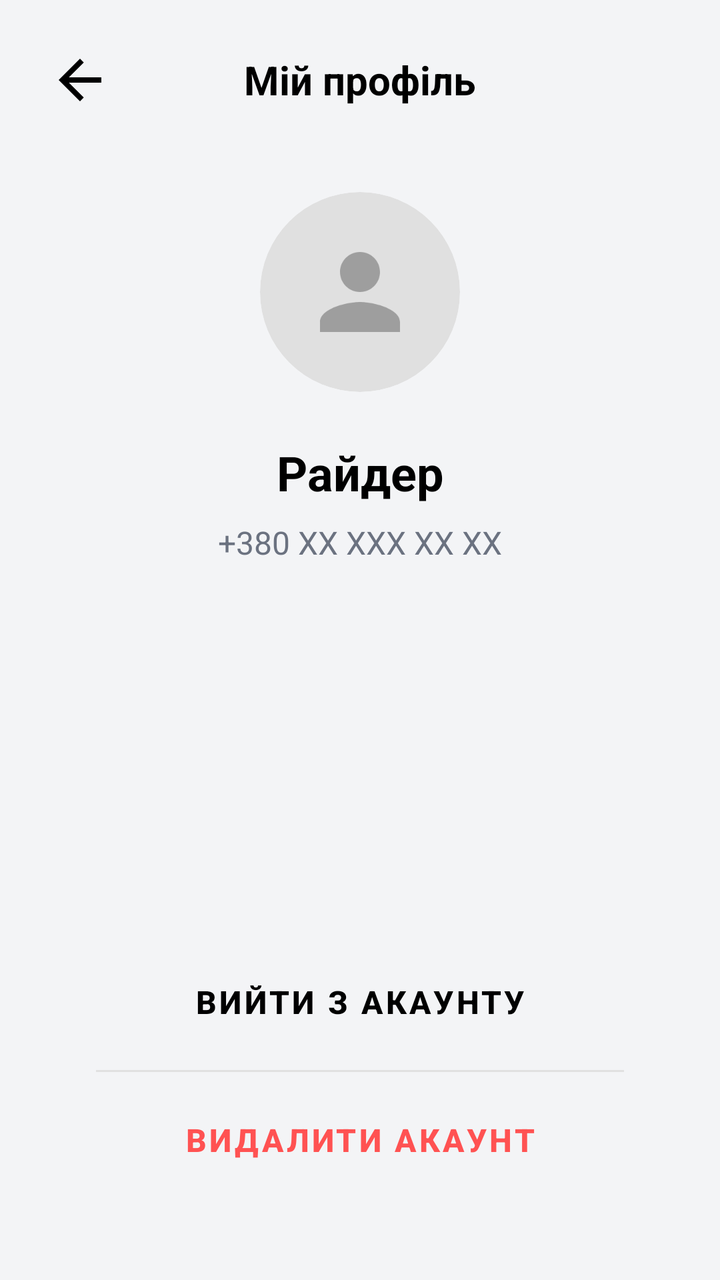
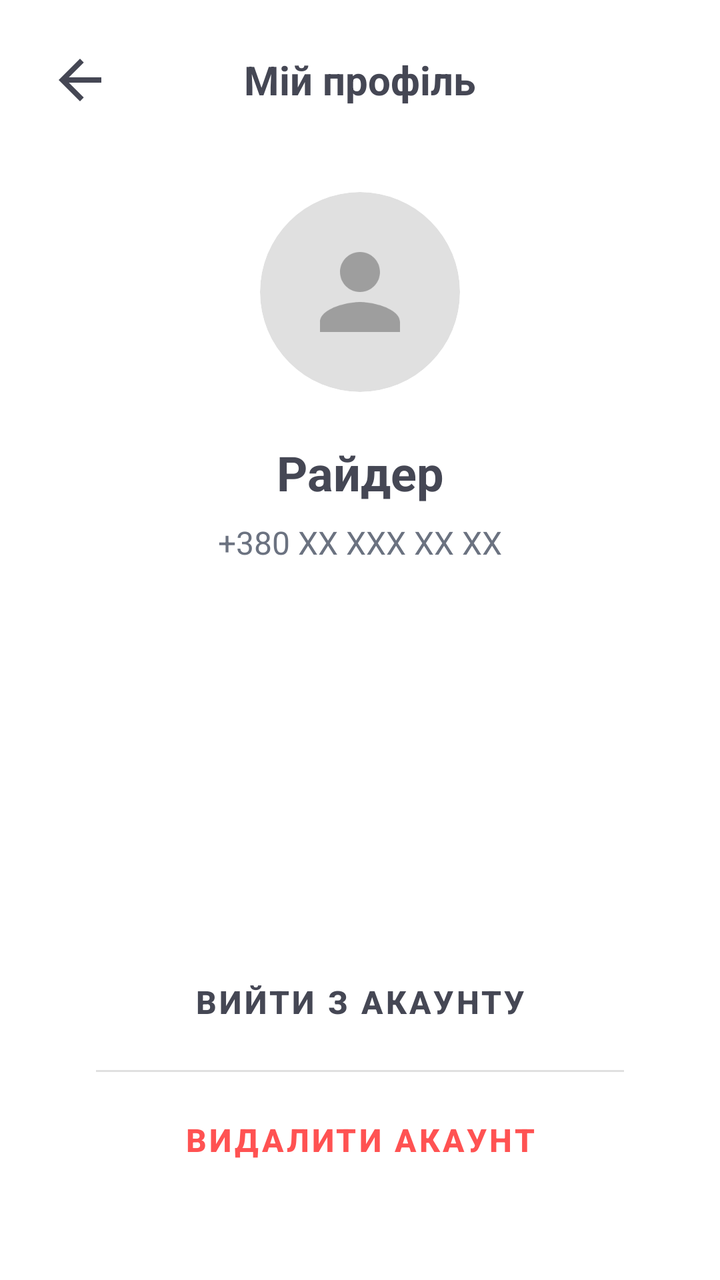

The first picture is an Android layout as it rendered before a commit; the second is the same layout after the commit. The layout source and the unified diff follow.
<!-- AndroidManifest.xml: application theme Theme.ClientApp -->
<!-- res/layout/activity_user_details.xml -->
<?xml version="1.0" encoding="utf-8"?>
<FrameLayout xmlns:android="http://schemas.android.com/apk/res/android"
    xmlns:app="http://schemas.android.com/apk/res-auto"
    xmlns:tools="http://schemas.android.com/tools"
    android:layout_width="match_parent"
    android:layout_height="match_parent"
    android:background="@color/page_background">

    <LinearLayout
        android:layout_width="match_parent"
        android:layout_height="match_parent"
        android:orientation="vertical"
        android:padding="24dp">

        <RelativeLayout
            android:layout_width="match_parent"
            android:layout_height="wrap_content"
            android:layout_marginBottom="40dp">
            
            <ImageView
                android:id="@+id/btn_back"
                android:layout_width="32dp"
                android:layout_height="32dp"
                android:src="@drawable/ic_menu_revert"
                app:tint="@color/text_primary"
                android:layout_alignParentStart="true"
                android:layout_centerVertical="true"/>

            <TextView
                android:layout_width="wrap_content"
                android:layout_height="wrap_content"
                android:text="Мій профіль"
                android:textSize="20sp"
                android:textStyle="bold"
                android:textColor="@color/text_primary"
                android:layout_centerInParent="true"/>
        </RelativeLayout>

        <androidx.cardview.widget.CardView
            android:layout_width="100dp"
            android:layout_height="100dp"
            android:layout_gravity="center_horizontal"
            app:cardCornerRadius="50dp"
            app:cardElevation="0dp"
            app:cardBackgroundColor="#E0E0E0"
            android:layout_marginBottom="24dp">
            
            <ImageView
                android:layout_width="match_parent"
                android:layout_height="match_parent"
                android:src="@drawable/ic_avatar_placeholder"
                android:padding="20dp"
                app:tint="#9E9E9E"/>
        </androidx.cardview.widget.CardView>

        <EditText
            android:id="@+id/et_user_name"
            android:layout_width="match_parent"
            android:layout_height="wrap_content"
            android:background="@null"
            android:hint="Ваше ім'я"
            android:text="Райдер"
            android:textColor="@color/text_primary"
            android:textColorHint="@color/text_hint"
            android:textSize="24sp"
            android:textStyle="bold"
            android:gravity="center"
            android:layout_marginBottom="8dp"
            android:inputType="textPersonName|textCapWords"/>

        <TextView
            android:id="@+id/tv_user_phone"
            android:layout_width="match_parent"
            android:layout_height="wrap_content"
            android:text="+380 XX XXX XX XX"
            android:textColor="@color/text_secondary"
            android:textSize="16sp"
            android:gravity="center"/>

        <Space 
            android:layout_width="match_parent" 
            android:layout_height="0dp" 
            android:layout_weight="1"/>

        <com.google.android.material.button.MaterialButton
            android:id="@+id/btn_logout"
            android:layout_width="match_parent"
            android:layout_height="60dp"
            android:text="Вийти з акаунту"
            android:backgroundTint="@android:color/transparent"
            android:textColor="@color/text_primary"
            android:textStyle="bold"
            android:textSize="16sp"
            app:cornerRadius="16dp"
            app:strokeWidth="0dp"
            android:stateListAnimator="@null"/>

        <View
            android:layout_width="match_parent"
            android:layout_height="1dp"
            android:background="#E0E0E0"
            android:layout_marginHorizontal="24dp"
            android:layout_marginVertical="4dp"/>

        <com.google.android.material.button.MaterialButton
            android:id="@+id/btn_delete_account"
            android:layout_width="match_parent"
            android:layout_height="60dp"
            android:text="Видалити акаунт"
            android:backgroundTint="@android:color/transparent"
            android:textColor="#FF5252"
            android:textStyle="bold"
            android:textSize="16sp"
            app:cornerRadius="16dp"
            app:strokeWidth="0dp"
            android:stateListAnimator="@null"
            android:layout_marginBottom="16dp"/>

    </LinearLayout>

    <androidx.cardview.widget.CardView
        android:id="@+id/custom_toast_container"
        android:layout_width="wrap_content"
        android:layout_height="wrap_content"
        android:layout_gravity="center_horizontal|top" 
        android:layout_marginTop="60dp"
        
        app:cardBackgroundColor="@color/toast_background"
        app:cardCornerRadius="30dp"
        app:cardElevation="20dp"
        
        android:outlineSpotShadowColor="@color/toast_shadow"
        android:outlineAmbientShadowColor="@color/toast_shadow"
        tools:targetApi="p"
        
        android:visibility="invisible"
        android:translationY="-200dp">

        <LinearLayout
            android:layout_width="wrap_content"
            android:layout_height="wrap_content"
            android:orientation="horizontal"
            android:gravity="center_vertical"
            android:paddingVertical="16dp"
            android:paddingHorizontal="28dp"
            android:minWidth="200dp">

            <ImageView
                android:id="@+id/iv_toast_icon"
                android:layout_width="32dp"
                android:layout_height="32dp"
                android:src="@drawable/ic_alert_circle"
                app:tint="@color/taxi_yellow"/>

            <TextView
                android:id="@+id/tv_toast_message"
                android:layout_width="wrap_content"
                android:layout_height="wrap_content"
                android:layout_marginStart="16dp"
                android:text="Повідомлення"
                android:textColor="@color/toast_text"
                android:textSize="16sp"
                android:textStyle="bold"
                android:maxWidth="300dp"/>
        </LinearLayout>
    </androidx.cardview.widget.CardView>

</FrameLayout>
<!-- resources referenced by this layout -->
<resources>
  <color name="page_background">#F3F4F6</color>
  <color name="taxi_yellow">#FACC15</color>
  <color name="text_hint">#757575</color>
  <color name="text_primary">#000000</color>
  <color name="text_secondary">#6B7280</color>
  <color name="toast_background">#FFFFFF</color>
  <color name="toast_shadow">#40000000</color>
  <color name="toast_text">#000000</color>
  <!-- drawable ic_alert_circle (drawable) -->
  <vector xmlns:android="http://schemas.android.com/apk/res/android"
      android:width="24dp"
      android:height="24dp"
      android:viewportWidth="24"
      android:viewportHeight="24">
      <path
          android:fillColor="#FFFFFF"
          android:pathData="M12,2C6.48,2 2,6.48 2,12s4.48,10 10,10 10,-4.48 10,-10S17.52,2 12,2zM13,17h-2v-2h2v2zM13,13h-2V7h2v6z"/>
  </vector>
  <!-- drawable ic_avatar_placeholder (drawable) -->
  <vector xmlns:android="http://schemas.android.com/apk/res/android"
      android:width="24dp"
      android:height="24dp"
      android:viewportWidth="24"
      android:viewportHeight="24">
      <path
          android:fillColor="#FF000000"
          android:pathData="M12,12c2.21,0 4,-1.79 4,-4s-1.79,-4 -4,-4 -4,1.79 -4,4 1.79,4 4,4zM12,14c-2.67,0 -8,1.34 -8,4v2h16v-2c0,-2.66 -5.33,-4 -8,-4z"/>
  </vector>
  <!-- drawable ic_menu_revert (drawable) -->
  <vector xmlns:android="http://schemas.android.com/apk/res/android"
      android:width="24dp"
      android:height="24dp"
      android:viewportWidth="24"
      android:viewportHeight="24"
      android:autoMirrored="true"> <path
      android:fillColor="#000000"
      android:pathData="M20,11H7.83l5.59,-5.59L12,4l-8,8l8,8l1.41,-1.41L7.83,13H20v-2z"/>
  </vector>
  <style name="Theme.ClientApp" parent="Theme.MaterialComponents.DayNight.NoActionBar">
          <item name="colorPrimary">#FACC15</item> <item name="colorPrimaryVariant">#EAB308</item>
          <item name="colorOnPrimary">#222426</item> <item name="colorSecondary">#222426</item>
          <item name="colorOnSecondary">#FFFFFF</item>
  
          <item name="android:windowBackground">#FFFFFF</item>
          <item name="colorSurface">#FFFFFF</item>
          <item name="colorOnSurface">#222426</item> <item name="android:statusBarColor">#FFFFFF</item>
          <item name="android:windowLightStatusBar">true</item>
      </style>
</resources>

<!-- the commit's change to res/layout/activity_user_details.xml (unified diff, before → after) -->
@@ -4,7 +4,7 @@
     xmlns:tools="http://schemas.android.com/tools"
     android:layout_width="match_parent"
     android:layout_height="match_parent"
-    android:background="@color/page_background">
+    android:background="@color/card_background">
 
     <LinearLayout
         android:layout_width="match_parent"
<!-- resource entries referenced after the edit -->
@@ -1,9 +1,9 @@
 <!-- resources referenced by this layout -->
 <resources>
-  <color name="page_background">#F3F4F6</color>
+  <color name="card_background">#fff</color>
   <color name="taxi_yellow">#FACC15</color>
   <color name="text_hint">#757575</color>
-  <color name="text_primary">#000000</color>
+  <color name="text_primary">#454754</color>
   <color name="text_secondary">#6B7280</color>
   <color name="toast_background">#FFFFFF</color>
   <color name="toast_shadow">#40000000</color>
